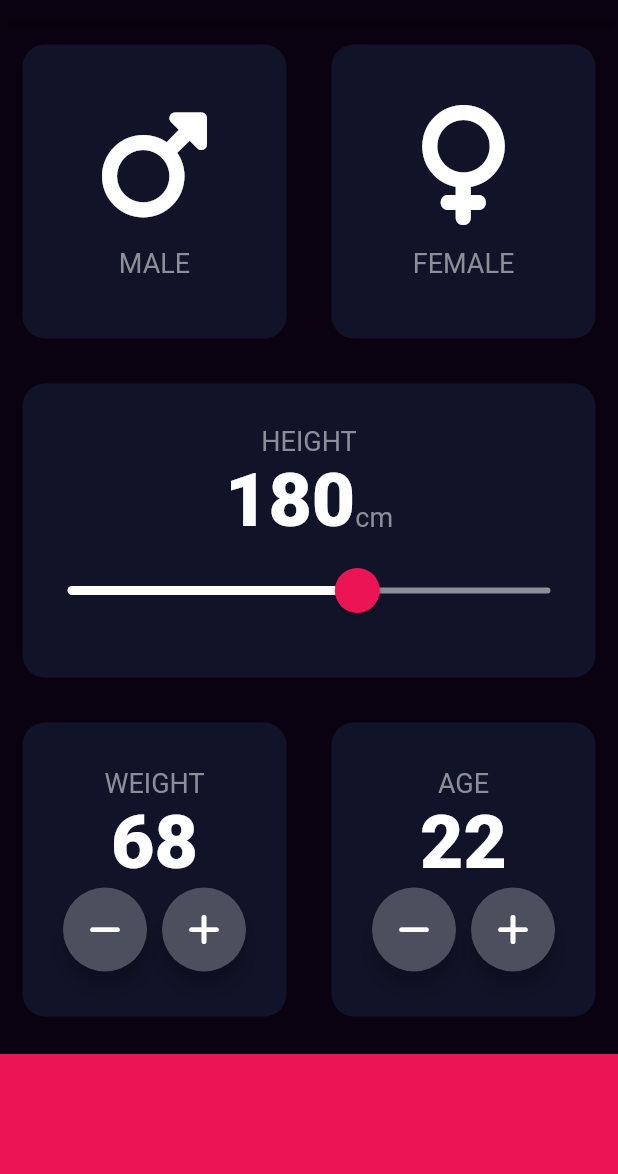
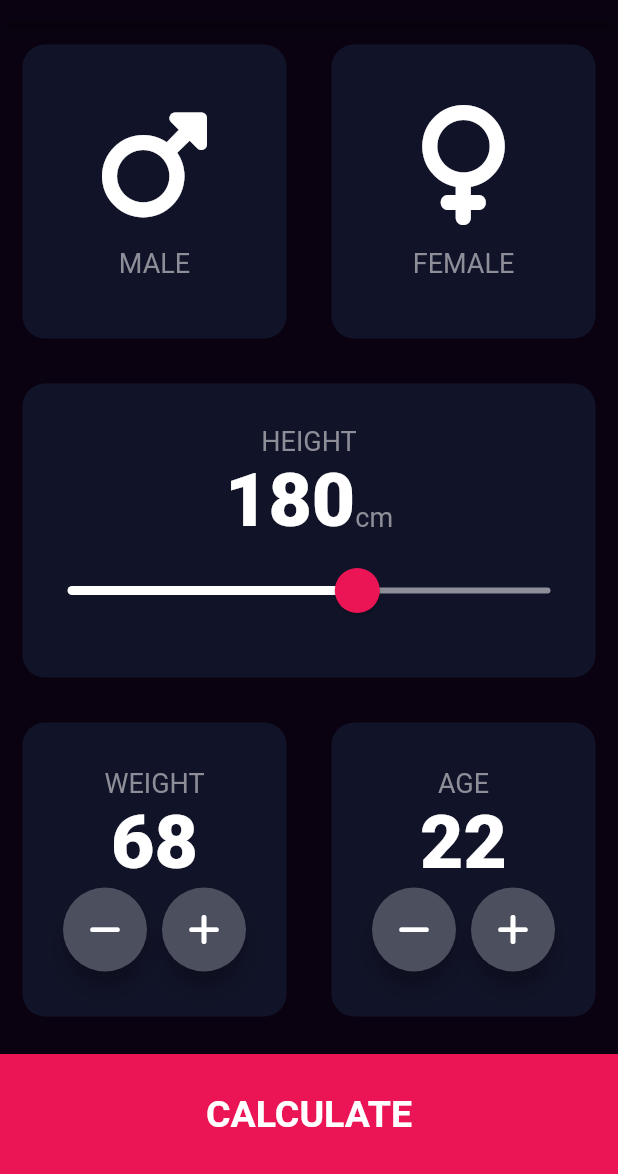
Before and after one commit to bonheurtuyi/bmi-calculator, a Flutter app: the screen it shows after launch, on a phone screen of 412 x 824 dp, the part 62-1236 px from its top. Run offline on Flutter 3.47's test engine with Material 2 defaults, Android fonts, the phone set to English and light mode, and no system bars; our stand-ins replace font_awesome_flutter.

Commit message:
Organizing project files

```diff
--- a/lib/constants.dart
+++ b/lib/constants/constants.dart
@@ -12,3 +12,7 @@ const kNumberTextStyle = TextStyle(
   fontWeight: FontWeight.w900,
   fontSize: 50.0,
 );
+const kLargeButtonTextStyle = TextStyle(
+  fontSize: 25.0,
+  fontWeight: FontWeight.bold,
+);
--- a/lib/card-content.dart
+++ b/lib/contents/card_content.dart
@@ -1,5 +1,5 @@
 import 'package:flutter/material.dart';
-import 'constants.dart';
+import '../constants/constants.dart';
 
 class CardContent extends StatelessWidget {
   const CardContent({Key? key, required this.iconName, required this.textTitle})
--- a/lib/input-page.dart
+++ b/lib/input_page.dart
@@ -1,8 +1,9 @@
+import 'package:bmi_calculator1/routes/results_page.dart';
 import 'package:flutter/material.dart';
 import 'package:font_awesome_flutter/font_awesome_flutter.dart';
-import 'card-content.dart';
-import 'reusable-card.dart';
-import 'constants.dart';
+import 'contents/card_content.dart';
+import 'containers/reusable_card.dart';
+import 'constants/constants.dart';
 
 enum Gender { male, female }
 
@@ -210,11 +211,23 @@ class _InputPageState extends State<InputPage> {
               ],
             ),
           ),
-          Container(
-            color: const Color(0xFFEB1555),
-            margin: const EdgeInsets.only(top: 10.0),
-            width: double.infinity,
-            height: 80.0,
+          GestureDetector(
+            onTap: () {
+              Navigator.push(context,
+                  MaterialPageRoute(builder: (context) => const ResultsPage()));
+            },
+            child: Container(
+              color: const Color(0xFFEB1555),
+              margin: const EdgeInsets.only(top: 10.0),
+              width: double.infinity,
+              height: 80.0,
+              child: const Center(
+                child: Text(
+                  'CALCULATE',
+                  style: kLargeButtonTextStyle,
+                ),
+              ),
+            ),
           ),
         ],
       ),
--- a/lib/main.dart
+++ b/lib/main.dart
@@ -1,5 +1,5 @@
 import 'package:flutter/material.dart';
-import 'input-page.dart';
+import 'input_page.dart';
 
 void main() {
   runApp(const BmiCalculator());
```
Also changed, not shown: lib/routes/results_page.dart (added, +17 -0 lines), lib/containers/reusable_card.dart (renamed from lib/reusable-card.dart).
